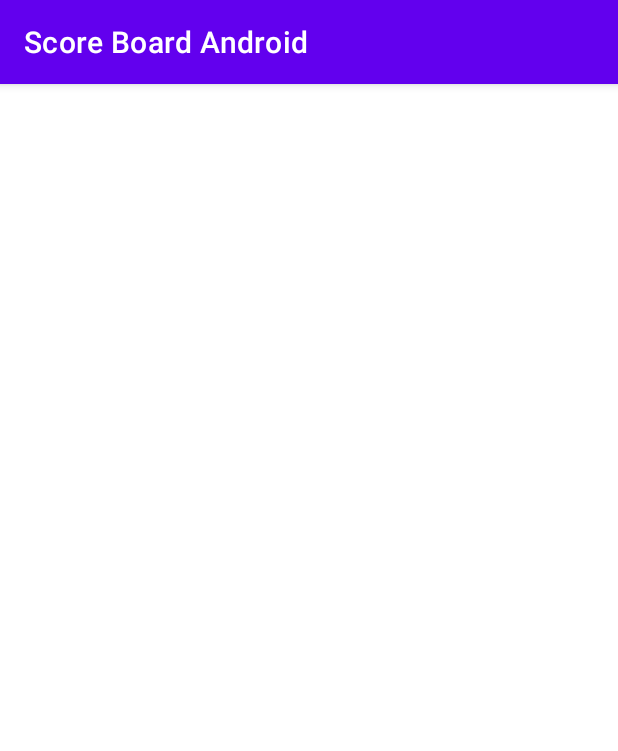
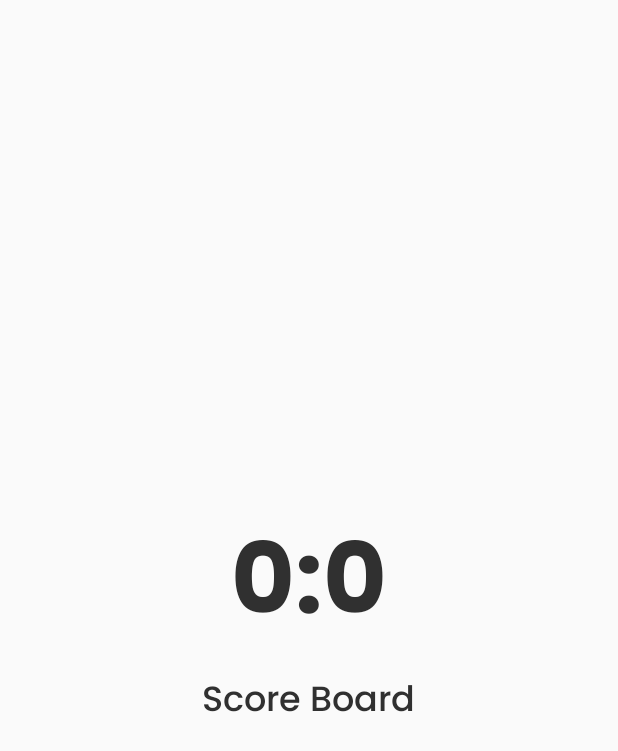
Before and after one commit to himawanmasyaid/score-board-android, an Android app: the first screen one second after launch (MainActivity before the commit, SplashActivity after it), on a phone screen of 412 x 824 dp. Shown: the top 751 px of the screen. Run offline under Robolectric (Android 15) with nearby library versions, the phone set to English and light mode, and no system bars; our stand-ins replace sdp/ssp sizes.

Commit message:
- install library lifecycle & ktx, - create ui splash screen - create splash viewmodel & delay time

```diff
--- a/app/build.gradle
+++ b/app/build.gradle
@@ -56,4 +56,14 @@ dependencies {
     def coroutinesVersion = '1.3.6'
     implementation "org.jetbrains.kotlinx:kotlinx-coroutines-android:$coroutinesVersion"
 
+    // lifecycle
+    def lifecycle_version = "2.4.1"
+    implementation "androidx.lifecycle:lifecycle-viewmodel-ktx:$lifecycle_version"
+
+    // ktx
+    implementation 'androidx.activity:activity-ktx:1.5.0'
+    implementation 'androidx.fragment:fragment-ktx:1.5.3'
+
+
+
 }
--- a/app/src/main/AndroidManifest.xml
+++ b/app/src/main/AndroidManifest.xml
@@ -10,14 +10,20 @@
         android:label="@string/app_name"
         android:roundIcon="@mipmap/ic_launcher_round"
         android:supportsRtl="true"
-        android:theme="@style/Theme.ScoreBoardAndroid"
+        android:theme="@style/NoActionBar"
         tools:targetApi="31">
         <activity
             android:name=".ui.main.MainActivity"
+            android:exported="false">
+            <meta-data
+                android:name="android.app.lib_name"
+                android:value="" />
+        </activity>
+        <activity
+            android:name=".ui.splash.SplashActivity"
             android:exported="true">
-            <intent-filter>
+            <intent-filter  android:autoVerify="true">
                 <action android:name="android.intent.action.MAIN" />
-
                 <category android:name="android.intent.category.LAUNCHER" />
             </intent-filter>
 
--- /dev/null
+++ b/app/src/main/java/com/himawanmasyaid/scoreboardandroid/ui/splash/SplashActivity.kt
@@ -0,0 +1,32 @@
+package com.himawanmasyaid.scoreboardandroid.ui.splash
+
+import android.content.Intent
+import androidx.appcompat.app.AppCompatActivity
+import android.os.Bundle
+import androidx.activity.viewModels
+import com.himawanmasyaid.scoreboardandroid.common.viewBinding
+import com.himawanmasyaid.scoreboardandroid.databinding.ActivitySplashBinding
+import com.himawanmasyaid.scoreboardandroid.ui.main.MainActivity
+
+class SplashActivity : AppCompatActivity() {
+
+    private val binding by viewBinding(ActivitySplashBinding::inflate)
+    private val viewModel by viewModels<SplashViewModel>()
+
+    override fun onCreate(savedInstanceState: Bundle?) {
+        super.onCreate(savedInstanceState)
+        setContentView(binding.root)
+
+        startObserve()
+
+    }
+
+    private fun startObserve() {
+
+        viewModel.splashState.observe(this) {
+            startActivity(Intent(this, MainActivity::class.java))
+        }
+
+    }
+
+}
--- /dev/null
+++ b/app/src/main/java/com/himawanmasyaid/scoreboardandroid/ui/splash/SplashViewModel.kt
@@ -0,0 +1,24 @@
+package com.himawanmasyaid.scoreboardandroid.ui.splash
+
+import androidx.lifecycle.MutableLiveData
+import androidx.lifecycle.ViewModel
+import androidx.lifecycle.viewModelScope
+import kotlinx.coroutines.delay
+import kotlinx.coroutines.launch
+
+class SplashViewModel(): ViewModel() {
+
+    val splashState = MutableLiveData<Boolean>()
+
+    init {
+        startSplash()
+    }
+
+    fun startSplash() {
+        viewModelScope.launch {
+            delay(2000)
+            splashState.postValue(true)
+        }
+    }
+
+}
--- /dev/null
+++ b/app/src/main/res/layout/activity_splash.xml
@@ -0,0 +1,27 @@
+<?xml version="1.0" encoding="utf-8"?>
+<LinearLayout xmlns:android="http://schemas.android.com/apk/res/android"
+    xmlns:app="http://schemas.android.com/apk/res-auto"
+    xmlns:tools="http://schemas.android.com/tools"
+    android:layout_width="match_parent"
+    android:layout_height="match_parent"
+    tools:context=".ui.splash.SplashActivity"
+    android:orientation="vertical"
+    android:gravity="center"
+    >
+
+    <TextView
+        android:layout_width="wrap_content"
+        android:layout_height="wrap_content"
+        android:text="0:0"
+        style="@style/textH2"
+        android:textSize="@dimen/_50ssp"
+        />
+
+    <TextView
+        android:layout_width="wrap_content"
+        android:layout_height="wrap_content"
+        android:text="Score Board"
+        style="@style/textSub1"
+        />
+
+</LinearLayout>
--- a/app/src/main/res/values/colors.xml
+++ b/app/src/main/res/values/colors.xml
@@ -7,6 +7,11 @@
     <color name="teal_700">#FF018786</color>
     <color name="black">#FF000000</color>
     <color name="white">#FFFFFFFF</color>
+
+    <color name="colorPrimary">#543884</color>
+    <color name="colorPrimaryDark">#262254</color>
+    <color name="colorAccent">#ddbff3</color>
+    <color name="colorSecond">#FFC728</color>
 
     /*
     TEXT
--- a/app/src/main/res/values/styles.xml
+++ b/app/src/main/res/values/styles.xml
@@ -1,6 +1,15 @@
 <?xml version="1.0" encoding="utf-8"?>
 <resources>
 
+    /*
+    STYLE
+    */ --------------------------
+
+    <style name="NoActionBar" parent="Theme.AppCompat.Light.NoActionBar">
+        <item name="colorPrimary">@color/colorPrimary</item>
+        <item name="colorPrimaryDark">@color/colorPrimaryDark</item>
+        <item name="colorAccent">@color/colorAccent</item>
+    </style>
 
     /*
     TEXT
```
